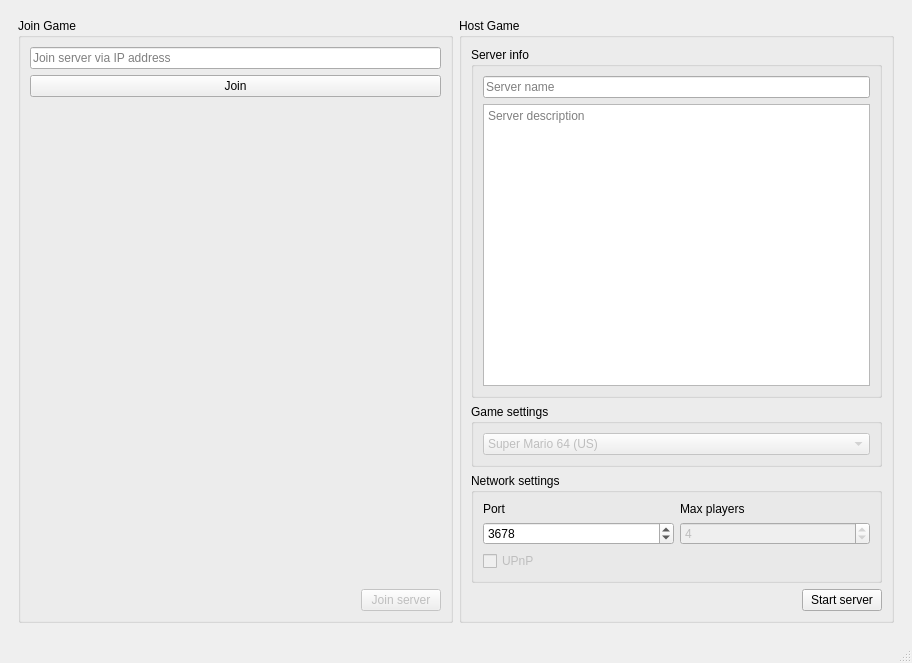
Old version of the form src/qt_gui/main_window.ui in the repository net64-mod/net64-coop.
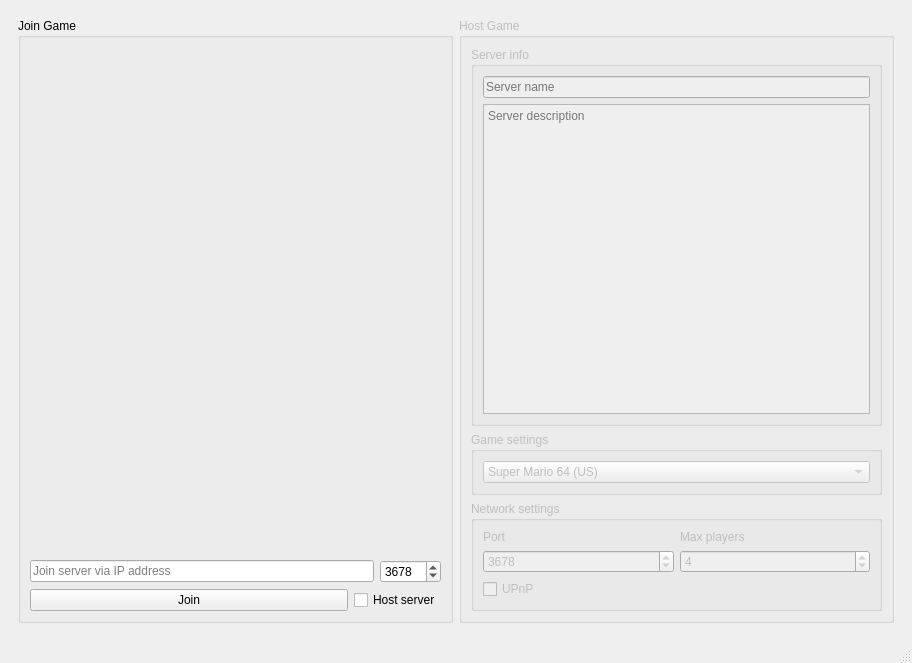
New version of the form. The open tabs and pages were chosen to show the change.

Diff of the .ui file:
```diff
--- a/src/qt_gui/main_window.ui
+++ b/src/qt_gui/main_window.ui
@@ -28,20 +28,6 @@
            <string>Join Game</string>
           </property>
           <layout class="QVBoxLayout" name="verticalLayout_7">
-           <item>
-            <widget class="QLineEdit" name="tbx_join_ip">
-             <property name="placeholderText">
-              <string>Join server via IP address</string>
-             </property>
-            </widget>
-           </item>
-           <item>
-            <widget class="QPushButton" name="btn_connect_ip">
-             <property name="text">
-              <string>Join</string>
-             </property>
-            </widget>
-           </item>
            <item>
             <spacer name="verticalSpacer">
              <property name="orientation">
@@ -55,27 +41,65 @@
              </property>
             </spacer>
            </item>
-           <item alignment="Qt::AlignRight">
-            <widget class="QPushButton" name="btn_join_server">
-             <property name="enabled">
-              <bool>false</bool>
-             </property>
-             <property name="sizePolicy">
-              <sizepolicy hsizetype="Fixed" vsizetype="Fixed">
-               <horstretch>0</horstretch>
-               <verstretch>0</verstretch>
-              </sizepolicy>
-             </property>
-             <property name="text">
-              <string>Join server</string>
-             </property>
-            </widget>
+           <item>
+            <layout class="QHBoxLayout" name="horizontalLayout_4">
+             <item>
+              <widget class="QLineEdit" name="tbx_join_ip">
+               <property name="placeholderText">
+                <string>Join server via IP address</string>
+               </property>
+              </widget>
+             </item>
+             <item>
+              <widget class="QSpinBox" name="sbx_join_port">
+               <property name="frame">
+                <bool>true</bool>
+               </property>
+               <property name="minimum">
+                <number>1</number>
+               </property>
+               <property name="maximum">
+                <number>65536</number>
+               </property>
+               <property name="value">
+                <number>3678</number>
+               </property>
+              </widget>
+             </item>
+            </layout>
+           </item>
+           <item>
+            <layout class="QHBoxLayout" name="horizontalLayout_5">
+             <item>
+              <widget class="QPushButton" name="btn_connect_ip">
+               <property name="text">
+                <string>Join</string>
+               </property>
+              </widget>
+             </item>
+             <item>
+              <widget class="QCheckBox" name="cbx_host">
+               <property name="sizePolicy">
+                <sizepolicy hsizetype="Fixed" vsizetype="Fixed">
+                 <horstretch>0</horstretch>
+                 <verstretch>0</verstretch>
+                </sizepolicy>
+               </property>
+               <property name="text">
+                <string>Host server</string>
+               </property>
+              </widget>
+             </item>
+            </layout>
            </item>
           </layout>
          </widget>
         </item>
         <item>
-         <widget class="QGroupBox" name="groupBox">
+         <widget class="QGroupBox" name="grp_server_settings">
+          <property name="enabled">
+           <bool>false</bool>
+          </property>
           <property name="title">
            <string>Host Game</string>
           </property>
@@ -189,19 +213,6 @@
              </layout>
             </widget>
            </item>
-           <item alignment="Qt::AlignRight">
-            <widget class="QPushButton" name="btn_start_server">
-             <property name="sizePolicy">
-              <sizepolicy hsizetype="Fixed" vsizetype="Fixed">
-               <horstretch>0</horstretch>
-               <verstretch>0</verstretch>
-              </sizepolicy>
-             </property>
-             <property name="text">
-              <string>Start server</string>
-             </property>
-            </widget>
-           </item>
           </layout>
          </widget>
         </item>
```
Left out of the diff: 12 changed lines with no effect on the pictures.
